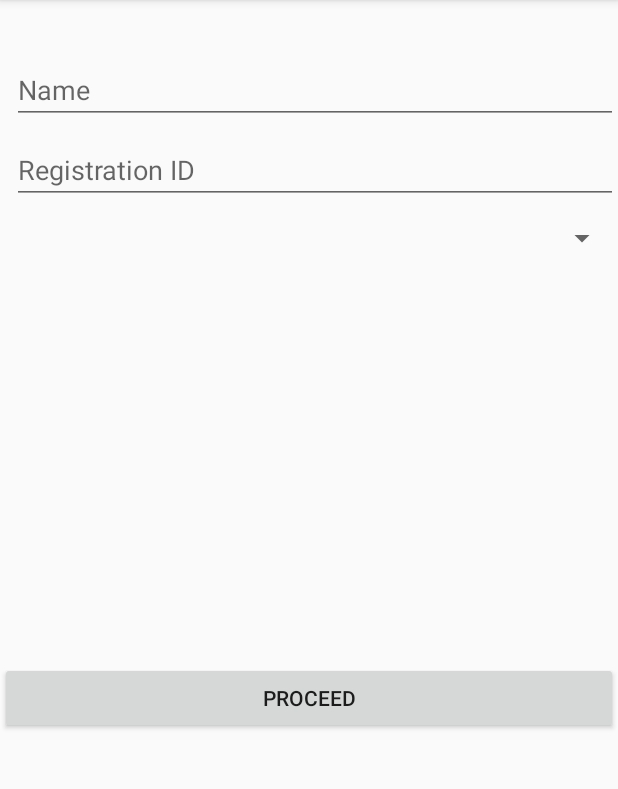
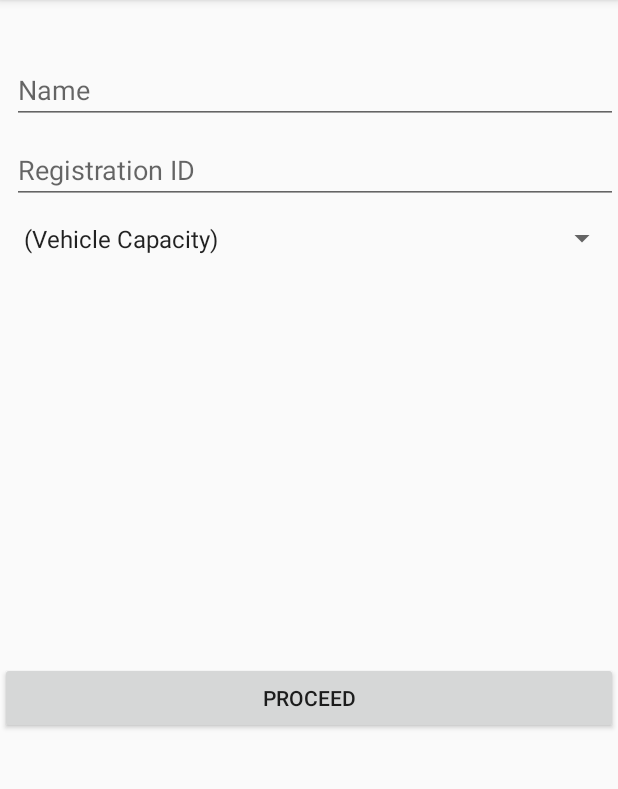
Before and after one commit to HuyenNguyen2302/mobile-final-project, an Android app: the fragment VehicleDetailsFragment placed in its activity, on a phone screen of 412 x 824 dp, the part 84-873 px from its top. Run offline under Robolectric (Android 15) with nearby library versions, the phone set to English and light mode, and no system bars.

Commit message:
fixes to registration and profile activities

```diff
--- a/WeRideshare/app/src/main/java/com/wpi/cs4518/werideshare/ProfileActivity.java
+++ b/WeRideshare/app/src/main/java/com/wpi/cs4518/werideshare/ProfileActivity.java
@@ -66,8 +66,6 @@ public class ProfileActivity extends AppCompatActivity {
         setContentView(R.layout.activity_profile);
         firebase = FirebaseDatabase.getInstance().getReference();
         setupNavMenu();
-        Model.initDB();
-        Model.getAllUsers();
     }
 
     private void setupNavMenu() {
@@ -128,8 +126,6 @@ public class ProfileActivity extends AppCompatActivity {
                 .child(CHAT_ROOT);
 
         addFragment(conversationsFragment);
-        if(Model.currentUser.getConversations().size() < 2)
-            createDummyConversation();
     }
 
     public void displayMessages(String convoId) {
--- a/WeRideshare/app/src/main/java/com/wpi/cs4518/werideshare/RegistrationActivity.java
+++ b/WeRideshare/app/src/main/java/com/wpi/cs4518/werideshare/RegistrationActivity.java
@@ -28,21 +28,9 @@ public class RegistrationActivity extends AppCompatActivity {
     protected void onCreate(Bundle savedInstanceState) {
         super.onCreate(savedInstanceState);
         setContentView(R.layout.activity_registration);
-        loadSpinnerCapacity();
 
         //add personal details fragment
         addPersonalDetails();
-    }
-
-    private void loadSpinnerCapacity() {
-        Spinner spinner = (Spinner) findViewById(R.id.capacitySpinner);
-        // Create an ArrayAdapter using the string array and a default spinner layout
-        ArrayAdapter<CharSequence> adapter = ArrayAdapter.createFromResource(this,
-                R.array.VehicleCapacity, android.R.layout.simple_spinner_item);
-        // Specify the layout to use when the list of choices appears
-        adapter.setDropDownViewResource(android.R.layout.simple_spinner_dropdown_item);
-        // Apply the adapter to the spinner
-        spinner.setAdapter(adapter);
     }
 
     private void addPersonalDetails() {
@@ -69,9 +57,11 @@ public class RegistrationActivity extends AppCompatActivity {
 
     public void onClickProceedButton(View view) {
         RadioButton driverButton = (RadioButton) findViewById(R.id.driverRadioButton);
+        if (currentPage == VEHICLE){
+            startActivity(new Intent(this, ProfileActivity.class));
+            return;
+        }
         if (driverButton.isChecked() && currentPage == PERSONAL)
             addVehicleDetails();
-        else
-            startActivity(new Intent(this, ProfileActivity.class));
     }
 }
--- a/WeRideshare/app/src/main/java/com/wpi/cs4518/werideshare/fragments/VehicleDetailsFragment.java
+++ b/WeRideshare/app/src/main/java/com/wpi/cs4518/werideshare/fragments/VehicleDetailsFragment.java
@@ -6,6 +6,8 @@ import android.support.v4.app.Fragment;
 import android.view.LayoutInflater;
 import android.view.View;
 import android.view.ViewGroup;
+import android.widget.ArrayAdapter;
+import android.widget.Spinner;
 
 import com.wpi.cs4518.werideshare.R;
 
@@ -26,4 +28,22 @@ public class VehicleDetailsFragment extends Fragment {
         // Inflate the layout for this fragment
         return inflater.inflate(R.layout.fragment_vehicle_details, container, false);
     }
+
+    @Override
+    public void onStart(){
+        super.onStart();
+        loadSpinnerCapacity();
+    }
+
+
+    private void loadSpinnerCapacity() {
+        Spinner spinner = (Spinner) getView().findViewById(R.id.capacitySpinner);
+        // Create an ArrayAdapter using the string array and a default spinner layout
+        ArrayAdapter<CharSequence> adapter = ArrayAdapter.createFromResource(getContext(),
+                R.array.VehicleCapacity, android.R.layout.simple_spinner_item);
+        // Specify the layout to use when the list of choices appears
+        adapter.setDropDownViewResource(android.R.layout.simple_spinner_dropdown_item);
+        // Apply the adapter to the spinner
+        spinner.setAdapter(adapter);
+    }
 }
```
